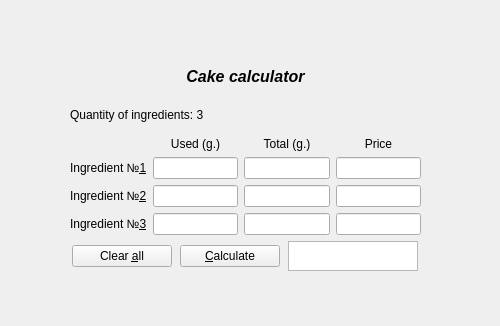
Above: cake_calc.ui from aazolotukhina/cake_calculator before the change. Below: the same form after it.
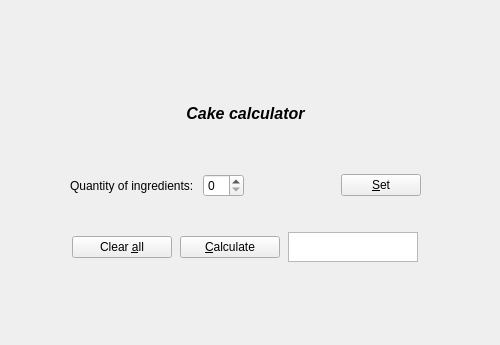
That is the form after the change.

Commit message: add required number of lines

What changed in the file:
```diff
--- a/cake_calc.ui
+++ b/cake_calc.ui
@@ -7,7 +7,7 @@
     <x>0</x>
     <y>0</y>
     <width>500</width>
-    <height>326</height>
+    <height>345</height>
    </rect>
   </property>
   <property name="sizePolicy">
@@ -25,13 +25,13 @@
   <property name="windowTitle">
    <string>Form</string>
   </property>
-  <widget class="QWidget" name="">
+  <widget class="QWidget" name="layoutWidget">
    <property name="geometry">
     <rect>
      <x>70</x>
      <y>60</y>
      <width>351</width>
-     <height>211</height>
+     <height>231</height>
     </rect>
    </property>
    <layout class="QVBoxLayout" name="verticalLayout">
@@ -473,101 +473,44 @@
      </widget>
     </item>
     <item>
-     <widget class="QLabel" name="label_8">
-      <property name="text">
-       <string>Quantity of ingredients: 3</string>
-      </property>
-     </widget>
-    </item>
-    <item>
-     <layout class="QGridLayout" name="gridLayout">
-      <item row="0" column="1">
-       <widget class="QLabel" name="label_5">
+     <layout class="QHBoxLayout" name="horizontalLayout_3">
+      <item>
+       <widget class="QLabel" name="label_8">
         <property name="text">
-         <string>Used (g.)</string>
+         <string>Quantity of ingredients: </string>
         </property>
-        <property name="alignment">
-         <set>Qt::AlignCenter</set>
-        </property>
        </widget>
       </item>
-      <item row="0" column="3">
-       <widget class="QLabel" name="label_7">
-        <property name="text">
-         <string>Price</string>
+      <item>
+       <widget class="QSpinBox" name="spinBox">
+        <property name="sizePolicy">
+         <sizepolicy hsizetype="Maximum" vsizetype="Fixed">
+          <horstretch>0</horstretch>
+          <verstretch>0</verstretch>
+         </sizepolicy>
         </property>
-        <property name="alignment">
-         <set>Qt::AlignCenter</set>
-        </property>
        </widget>
       </item>
-      <item row="1" column="0">
-       <widget class="QLabel" name="label_2">
-        <property name="text">
-         <string>Ingredient №&amp;1</string>
+      <item>
+       <spacer name="horizontalSpacer">
+        <property name="orientation">
+         <enum>Qt::Horizontal</enum>
         </property>
-        <property name="buddy">
-         <cstring>lineEdit_1</cstring>
+        <property name="sizeHint" stdset="0">
+         <size>
+          <width>40</width>
+          <height>20</height>
+         </size>
         </property>
-       </widget>
+       </spacer>
       </item>
-      <item row="0" column="2">
-       <widget class="QLabel" name="label_6">
+      <item>
+       <widget class="QPushButton" name="pushButton_3">
         <property name="text">
-         <string>Total (g.)</string>
+         <string>&amp;Set</string>
         </property>
-        <property name="alignment">
-         <set>Qt::AlignCenter</set>
-        </property>
        </widget>
       </item>
-      <item row="2" column="0">
-       <widget class="QLabel" name="label_3">
-        <property name="text">
-         <string>Ingredient №&amp;2</string>
-        </property>
-        <property name="buddy">
-         <cstring>lineEdit_4</cstring>
-        </property>
-       </widget>
-      </item>
-      <item row="3" column="0">
-       <widget class="QLabel" name="label_4">
-        <property name="text">
-         <string>Ingredient №&amp;3</string>
-        </property>
-        <property name="buddy">
-         <cstring>lineEdit_7</cstring>
-        </property>
-       </widget>
-      </item>
-      <item row="1" column="1">
-       <widget class="QLineEdit" name="lineEdit_1"/>
-      </item>
-      <item row="1" column="2">
-       <widget class="QLineEdit" name="lineEdit_2"/>
-      </item>
-      <item row="1" column="3">
-       <widget class="QLineEdit" name="lineEdit_3"/>
-      </item>
-      <item row="2" column="1">
-       <widget class="QLineEdit" name="lineEdit_4"/>
-      </item>
-      <item row="2" column="2">
-       <widget class="QLineEdit" name="lineEdit_5"/>
-      </item>
-      <item row="2" column="3">
-       <widget class="QLineEdit" name="lineEdit_6"/>
-      </item>
-      <item row="3" column="1">
-       <widget class="QLineEdit" name="lineEdit_7"/>
-      </item>
-      <item row="3" column="2">
-       <widget class="QLineEdit" name="lineEdit_8"/>
-      </item>
-      <item row="3" column="3">
-       <widget class="QLineEdit" name="lineEdit_9"/>
-      </item>
      </layout>
     </item>
     <item>
```
The commit also changes 3 other files.
